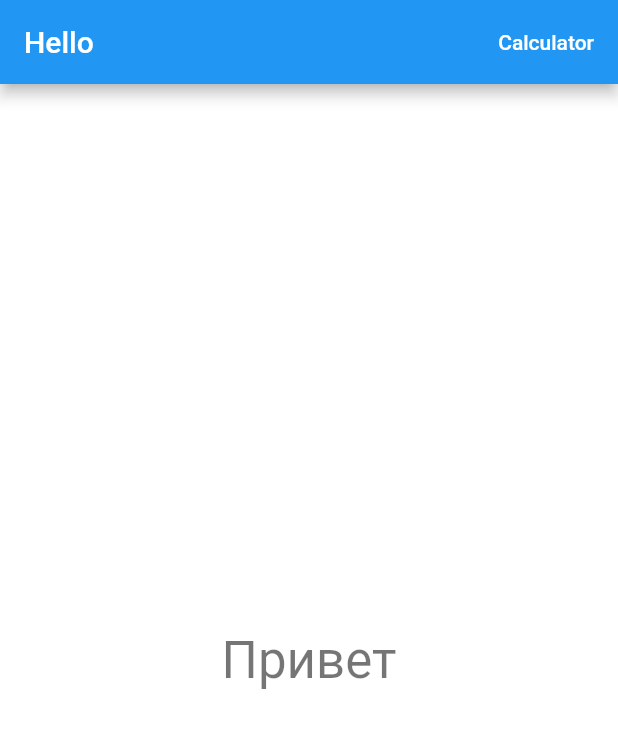
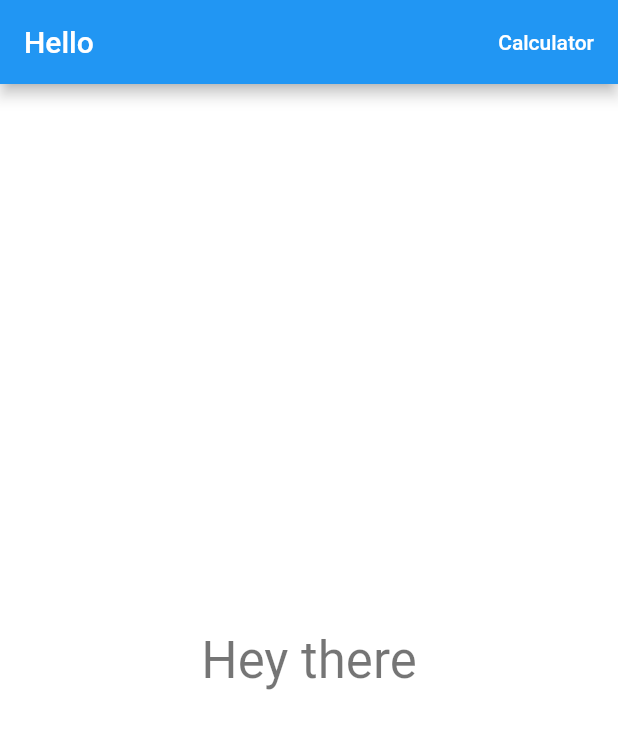
Before and after one commit to fluttercoder78/test_hello_app, a Flutter app: the screen it shows after launch, on a phone screen of 412 x 824 dp. Shown: the top 729 px of the screen. Run offline on Flutter 3.47's test engine with Material 2 defaults, Android fonts, the phone set to English and light mode, and no system bars.

```diff
--- a/lib/main.dart
+++ b/lib/main.dart
@@ -67,7 +67,7 @@ class _MyHomePageState extends State<MyHomePage> {
                      height: MediaQuery.of(context).size.height,
                      width: MediaQuery.of(context).size.width,
                      child:Center (
-                         child: Text("Привет", style: Theme.of(context).textTheme.display1,),
+                         child: Text("Hey there", style: Theme.of(context).textTheme.display1,),
                      ),
                      color: _backgroundColor,
                  ),
```
